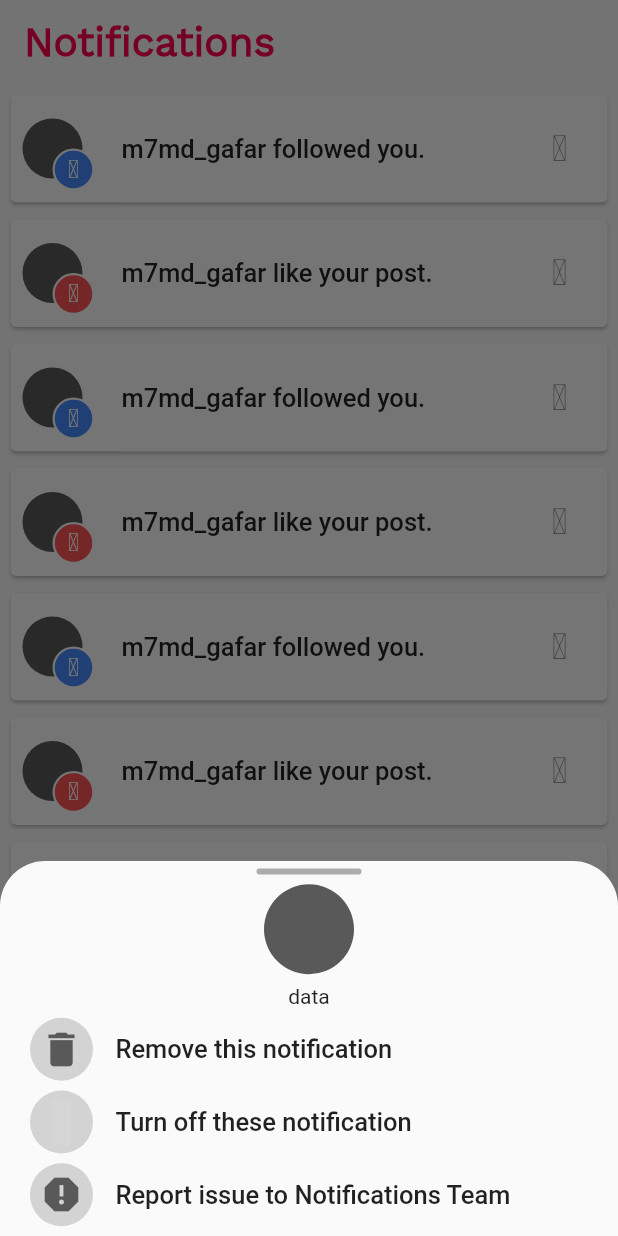
After one commit to m7md-gafarr/Art-Journal-App-UI-Flutter, a Flutter app: the NotificationScreen screen opened directly, after a tap on an icon or button, on a phone screen of 412 x 824 dp. The commit adds this screen. Run offline on Flutter 3.47's test engine with Material 2 defaults, Android fonts, the light colour scheme and no system bars; our stand-ins replace device_preview, dropdown_textfield, icons_plus, iconsax, pinput, smooth_page_indicator; grey boxes are pictures that could not be loaded.

Commit message:
AddNotificationScreen

```diff
--- a/lib/Widget/DrawerListTile.dart
+++ b/lib/Widget/DrawerListTile.dart
@@ -19,7 +19,7 @@ class drawerlisttile extends StatelessWidget {
           color: Colors.white,
           fontFamily: "font",
           fontWeight: FontWeight.w500,
-          fontSize: 22,
+          fontSize: 21,
         ),
       ),
     );
--- /dev/null
+++ b/lib/Widget/Notification.dart
@@ -0,0 +1,132 @@
+import 'package:art_journal/const.dart';
+import 'package:flutter/material.dart';
+import 'package:iconsax/iconsax.dart';
+
+class NotificationWidget extends StatelessWidget {
+  const NotificationWidget(
+      {super.key,
+      required this.Username,
+      required this.action,
+      required this.icon,
+      required this.color});
+  final String Username, action;
+  final IconData icon;
+  final Color color;
+  @override
+  Widget build(BuildContext context) {
+    return Padding(
+      padding: const EdgeInsets.only(top: 3.0, left: 3, right: 3),
+      child: Card(
+        child: ListTile(
+          contentPadding: EdgeInsets.all(8),
+          leading: Stack(
+            clipBehavior: Clip.none,
+            children: [
+              CircleAvatar(
+                backgroundColor: Dark,
+              ),
+              Positioned(
+                bottom: -8,
+                right: -8,
+                child: Container(
+                  padding: EdgeInsets.all(4),
+                  decoration: BoxDecoration(
+                      border: Border.all(color: Colors.white, width: 1.5),
+                      color: color,
+                      borderRadius: BorderRadius.all(Radius.circular(30))),
+                  child: Icon(
+                    icon,
+                    color: Colors.white,
+                    size: 17,
+                  ),
+                ),
+              ),
+            ],
+          ),
+          title: Row(
+            children: [
+              SizedBox(width: 10),
+              Text("${Username} ${action}.",
+                  style: TextStyle(
+                    fontSize: 17,
+                    fontWeight: FontWeight.w500,
+                  )),
+            ],
+          ),
+          trailing: IconButton(
+            onPressed: () {
+              showModalBottomSheet(
+                shape: RoundedRectangleBorder(
+                  borderRadius: BorderRadius.only(
+                    topLeft: Radius.circular(30),
+                    topRight: Radius.circular(30),
+                  ),
+                ),
+                context: context,
+                builder: (context) => Container(
+                  height: 250,
+                  child: Column(
+                    children: [
+                      SizedBox(height: 5),
+                      Container(
+                        height: 4,
+                        width: 70,
+                        decoration: BoxDecoration(
+                          borderRadius: BorderRadius.all(
+                            Radius.circular(6),
+                          ),
+                          color: Dark_50,
+                        ),
+                      ),
+                      Spacer(flex: 1),
+                      CircleAvatar(
+                        maxRadius: 30,
+                        backgroundColor: Dark,
+                      ),
+                      Spacer(flex: 1),
+                      Text("data"),
+                      Spacer(flex: 1),
+                      menubottom(Icons.delete, "Remove this notification"),
+                      Spacer(flex: 1),
+                      menubottom(Iconsax.toggle_off_circle,
+                          "Turn off these notification"),
+                      Spacer(flex: 1),
+                      menubottom(
+                          Icons.report, "Report issue to Notifications Team"),
+                      Spacer(flex: 1),
+                    ],
+                  ),
+                ),
+              );
+            },
+            icon: Icon(Iconsax.more),
+          ),
+        ),
+      ),
+    );
+  }
+
+  Widget menubottom(IconData icon, String text) {
+    return Row(
+      children: [
+        SizedBox(width: 20),
+        Container(
+          decoration: BoxDecoration(
+            borderRadius: BorderRadius.all(
+              Radius.circular(30),
+            ),
+            color: Dark_50.withOpacity(.5),
+          ),
+          padding: EdgeInsets.all(6),
+          child: Icon(icon, size: 30, color: Dark),
+        ),
+        SizedBox(width: 15),
+        Text("$text",
+            style: TextStyle(
+              fontSize: 17,
+              fontWeight: FontWeight.w500,
+            )),
+      ],
+    );
+  }
+}
--- a/lib/main.dart
+++ b/lib/main.dart
@@ -2,6 +2,7 @@ import 'package:art_journal/screen/Home.dart';
 import 'package:art_journal/screen/Login.dart';
 import 'package:art_journal/screen/OTPEmailSingUp.dart';
 import 'package:art_journal/screen/PassSingUP.dart';
+import 'package:art_journal/screen/Profile.dart';
 import 'package:art_journal/screen/SingUp.dart';
 import 'package:art_journal/screen/intro.dart';
 import 'package:device_preview/device_preview.dart';
@@ -29,6 +30,7 @@ class MAIN extends StatelessWidget {
         "PassSingUp": (context) => const PassWordSingUpPage(),
         "intro": (context) => introPage(),
         "home": (context) => HomePage(),
+        "profile": (context) => ProfileScreen(),
       },
       home: HomePage(),
     );
--- a/lib/Widget/AddImage.dart
+++ b/lib/screen/AddImage.dart
@@ -3,9 +3,9 @@ import 'package:dropdown_textfield/dropdown_textfield.dart';
 import 'package:flutter/material.dart';
 import 'package:iconsax/iconsax.dart';
 
-import 'ButtonWidget.dart';
-import 'DropDownTextField.dart';
-import 'TextFeildAddImageWidget.dart';
+import '../Widget/ButtonWidget.dart';
+import '../Widget/DropDownTextField.dart';
+import '../Widget/TextFeildAddImageWidget.dart';
 
 class AddImage extends StatelessWidget {
   const AddImage({super.key});
--- a/lib/screen/Home.dart
+++ b/lib/screen/Home.dart
@@ -1,10 +1,12 @@
 import 'dart:ui';
 import 'package:art_journal/const.dart';
 import 'package:art_journal/Widget/GridImageHome.dart';
-import 'package:art_journal/Widget/SearchWidget.dart';
+import 'package:art_journal/screen/Profile.dart';
+import 'package:art_journal/screen/SearchWidget.dart';
 import 'package:flutter/material.dart';
 import 'package:iconsax/iconsax.dart';
-import '../Widget/AddImage.dart';
+import 'Notification.dart';
+import 'AddImage.dart';
 import '../Widget/DividerDrawer.dart';
 import '../Widget/DrawerListTile.dart';
 
@@ -57,10 +59,10 @@ class _HomePageState extends State<HomePage> with TickerProviderStateMixin {
                       });
                     },
                   ),
-                  Center(child: Text("Notifications...")),
+                  NotificationScreen(),
                   SearchWidget(),
                   AddImage(),
-                  Center(child: Text("User Account...")),
+                  ProfileScreen(),
                 ],
               ),
               if (MediaQuery.of(context).viewInsets.bottom == 0)
@@ -278,6 +280,7 @@ class _HomePageState extends State<HomePage> with TickerProviderStateMixin {
           ],
         ),
       ),
+      drawerEdgeDragWidth: MediaQuery.of(context).size.width,
       drawerEnableOpenDragGesture: true,
     );
   }
--- /dev/null
+++ b/lib/screen/Notification.dart
@@ -0,0 +1,93 @@
+import 'package:art_journal/Widget/Notification.dart';
+import 'package:art_journal/const.dart';
+import 'package:flutter/material.dart';
+import 'package:iconsax/iconsax.dart';
+
+class NotificationScreen extends StatelessWidget {
+  const NotificationScreen({super.key});
+
+  @override
+  Widget build(BuildContext context) {
+    return Scaffold(
+      appBar: AppBar(
+        automaticallyImplyLeading: false,
+        backgroundColor: Colors.transparent,
+        elevation: 0,
+        title: Text(
+          "Notifications",
+          style: TextStyle(
+            color: Bright,
+            fontWeight: FontWeight.w700,
+            fontSize: 27,
+            fontFamily: "font",
+          ),
+        ),
+      ),
+      body: ListView(
+        physics: BouncingScrollPhysics(),
+        children: [
+          NotificationWidget(
+            icon: Iconsax.user_add,
+            color: Colors.blueAccent,
+            Username: "m7md_gafar",
+            action: "followed you",
+          ),
+          NotificationWidget(
+            icon: Iconsax.heart5,
+            color: Colors.redAccent,
+            Username: "m7md_gafar",
+            action: "like your post",
+          ),
+          NotificationWidget(
+            icon: Iconsax.user_add,
+            color: Colors.blueAccent,
+            Username: "m7md_gafar",
+            action: "followed you",
+          ),
+          NotificationWidget(
+            icon: Iconsax.heart5,
+            color: Colors.redAccent,
+            Username: "m7md_gafar",
+            action: "like your post",
+          ),
+          NotificationWidget(
+            icon: Iconsax.user_add,
+            color: Colors.blueAccent,
+            Username: "m7md_gafar",
+            action: "followed you",
+          ),
+          NotificationWidget(
+            icon: Iconsax.heart5,
+            color: Colors.redAccent,
+            Username: "m7md_gafar",
+            action: "like your post",
+          ),
+          NotificationWidget(
+            icon: Iconsax.user_add,
+            color: Colors.blueAccent,
+            Username: "m7md_gafar",
+            action: "followed you",
+          ),
+          NotificationWidget(
+            icon: Iconsax.heart5,
+            color: Colors.redAccent,
+            Username: "m7md_gafar",
+            action: "like your post",
+          ),
+          NotificationWidget(
+            icon: Iconsax.user_add,
+            color: Colors.blueAccent,
+            Username: "m7md_gafar",
+            action: "followed you",
+          ),
+          NotificationWidget(
+            icon: Iconsax.heart5,
+            color: Colors.redAccent,
+            Username: "m7md_gafar",
+            action: "like your post",
+          ),
+        ],
+      ),
+    );
+  }
+}
--- /dev/null
+++ b/lib/screen/Profile.dart
@@ -0,0 +1,39 @@
+import 'package:art_journal/const.dart';
+import 'package:flutter/material.dart';
+
+class ProfileScreen extends StatelessWidget {
+  const ProfileScreen({super.key});
+
+  @override
+  Widget build(BuildContext context) {
+    return Scaffold(
+      body: CustomScrollView(
+        physics: BouncingScrollPhysics(),
+        slivers: <Widget>[
+          SliverAppBar(
+            pinned: true,
+            floating: true,
+            snap: true,
+            stretch: true,
+            expandedHeight: MediaQuery.of(context).size.width - 250,
+            backgroundColor: Bright,
+            flexibleSpace: FlexibleSpaceBar(
+              title: Text("data"),
+              background: Image.asset(
+                "assets/images/Caver.png",
+                fit: BoxFit.cover,
+              ),
+            ),
+          ),
+          SliverList(
+            delegate: SliverChildBuilderDelegate(
+              (context, index) => ListTile(
+                title: Text("Text $index"),
+              ),
+            ),
+          )
+        ],
+      ),
+    );
+  }
+}
--- a/lib/Widget/SearchWidget.dart
+++ b/lib/screen/SearchWidget.dart
@@ -3,7 +3,7 @@ import 'package:flutter_staggered_grid_view/flutter_staggered_grid_view.dart';
 import 'package:icons_plus/icons_plus.dart';
 
 import '../const.dart';
-import 'QuickSearch.dart';
+import '../Widget/QuickSearch.dart';
 
 class SearchWidget extends StatelessWidget {
   const SearchWidget({super.key});
@@ -39,13 +39,13 @@ class SearchWidget extends StatelessWidget {
                     width: 1.5,
                   ),
                   borderRadius: BorderRadius.all(
-                    Radius.circular(10),
+                    Radius.circular(15),
                   ),
                 ),
                 enabledBorder: OutlineInputBorder(
                   borderSide: BorderSide(
                     color: Dark,
-                    width: 1.5,
+                    width: .2,
                   ),
                   borderRadius: BorderRadius.all(
                     Radius.circular(15),
```
Also changed, not shown: assets/images/Caver.png (added), assets/images/apple-logo.png (added).
